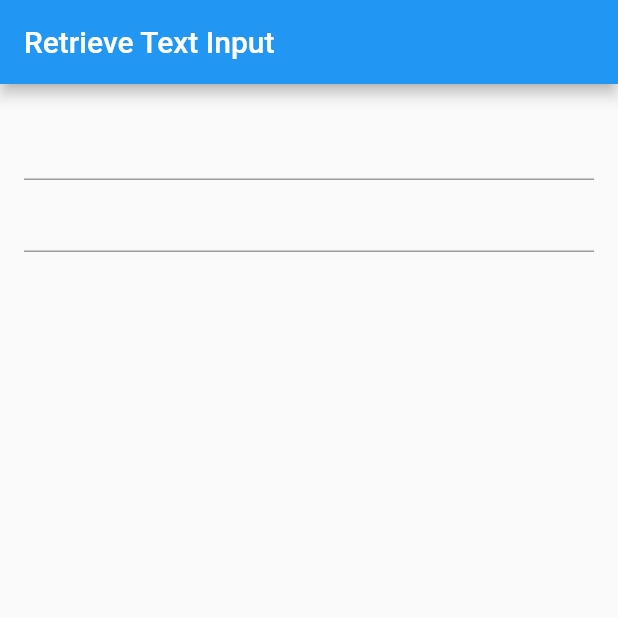
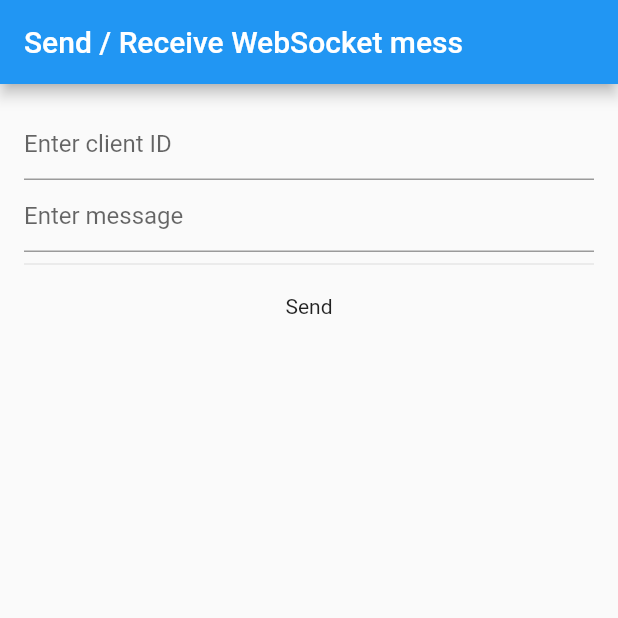
Before and after one commit to Wolfram-180/flutter_flask_socketio, a Flutter app: the screen it shows after launch, on a phone screen of 412 x 824 dp, the top half of it. Run offline on Flutter 3.47's test engine with Material 2 defaults, Android fonts, the phone set to English and light mode, and no system bars.

Commit message:
working on text controllers

```diff
--- a/flutter_socket_chat/lib/main.dart
+++ b/flutter_socket_chat/lib/main.dart
@@ -14,7 +14,6 @@ class MyApp extends StatelessWidget {
   }
 }
 
-// Define a custom Form widget.
 class MyCustomForm extends StatefulWidget {
   const MyCustomForm({Key? key}) : super(key: key);
 
@@ -22,54 +21,82 @@ class MyCustomForm extends StatefulWidget {
   _MyCustomFormState createState() => _MyCustomFormState();
 }
 
-// Define a corresponding State class.
-// This class holds data related to the Form.
 class _MyCustomFormState extends State<MyCustomForm> {
-  // Create a text controller and use it to retrieve the current value
-  // of the TextField.
-  final myController = TextEditingController();
+  final rcvrId = TextEditingController();
+  final messString = TextEditingController();
 
   @override
   void initState() {
     super.initState();
 
     // Start listening to changes.
-    myController.addListener(_printLatestValue);
+    rcvrId.addListener(_printrcvrId);
+    messString.addListener(_printmessString);
   }
 
   @override
   void dispose() {
-    // Clean up the controller when the widget is removed from the widget tree.
-    // This also removes the _printLatestValue listener.
-    myController.dispose();
+    rcvrId.dispose();
+    messString.dispose();
     super.dispose();
   }
 
-  void _printLatestValue() {
-    print('Second text field: ${myController.text}');
+  void _printrcvrId() {
+    print('ID: ${rcvrId.text}');
+  }
+
+  void _printmessString() {
+    print('Mess: ${messString.text}');
   }
 
   @override
   Widget build(BuildContext context) {
     return Scaffold(
       appBar: AppBar(
-        title: const Text('Retrieve Text Input'),
+        title: const Text('Send / Receive WebSocket mess'),
       ),
       body: Padding(
         padding: const EdgeInsets.all(16.0),
         child: Column(
           children: [
             TextField(
-              onChanged: (text) {
-                print('First text field: $text');
-              },
+              decoration: const InputDecoration(
+                hintText: 'Enter client ID',
+              ),
+              controller: rcvrId,
             ),
             TextField(
-              controller: myController,
+              decoration: const InputDecoration(
+                hintText: 'Enter message',
+              ),
+              controller: messString,
             ),
+            Divider(),
+            SendButton(),
           ],
         ),
       ),
     );
   }
 }
+
+class SendButton extends StatelessWidget {
+  const SendButton({Key? key}) : super(key: key);
+
+  @override
+  Widget build(BuildContext context) {
+    // The InkWell wraps the custom flat button widget.
+    return InkWell(
+      // When the user taps the button, show a snackbar.
+      onTap: () {
+        //ScaffoldMessenger.of(context).showSnackBar(const SnackBar(
+        //  content: Text('Tap'),
+        //));
+      },
+      child: const Padding(
+        padding: EdgeInsets.all(12.0),
+        child: Text('Send'),
+      ),
+    );
+  }
+}
```
